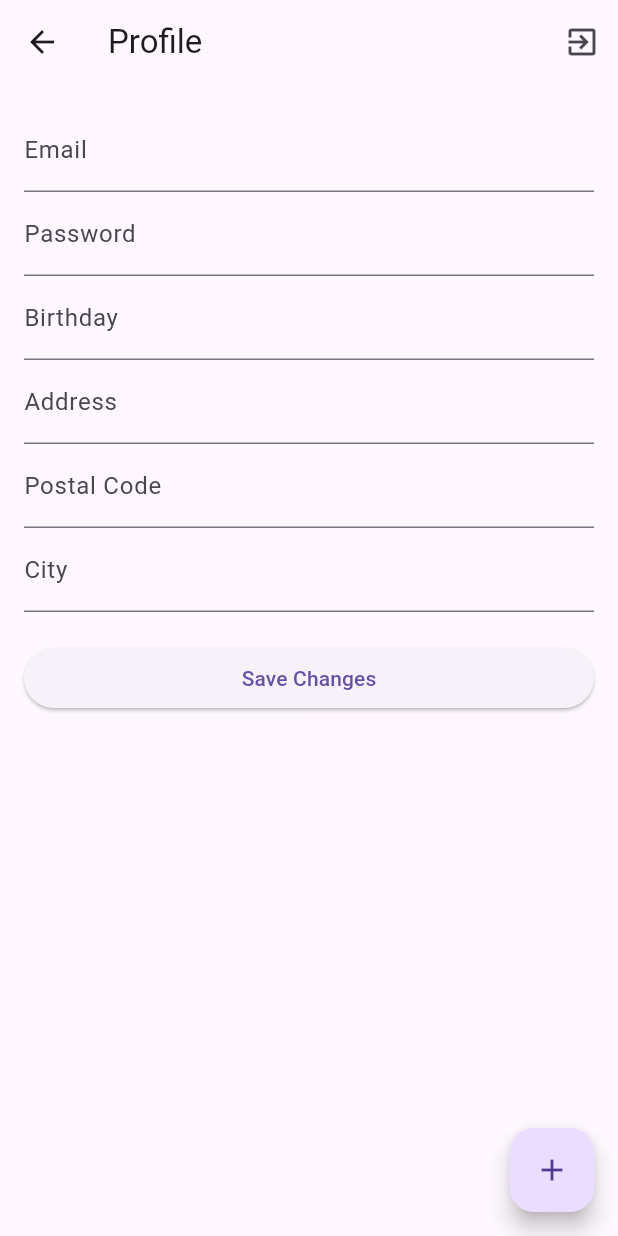
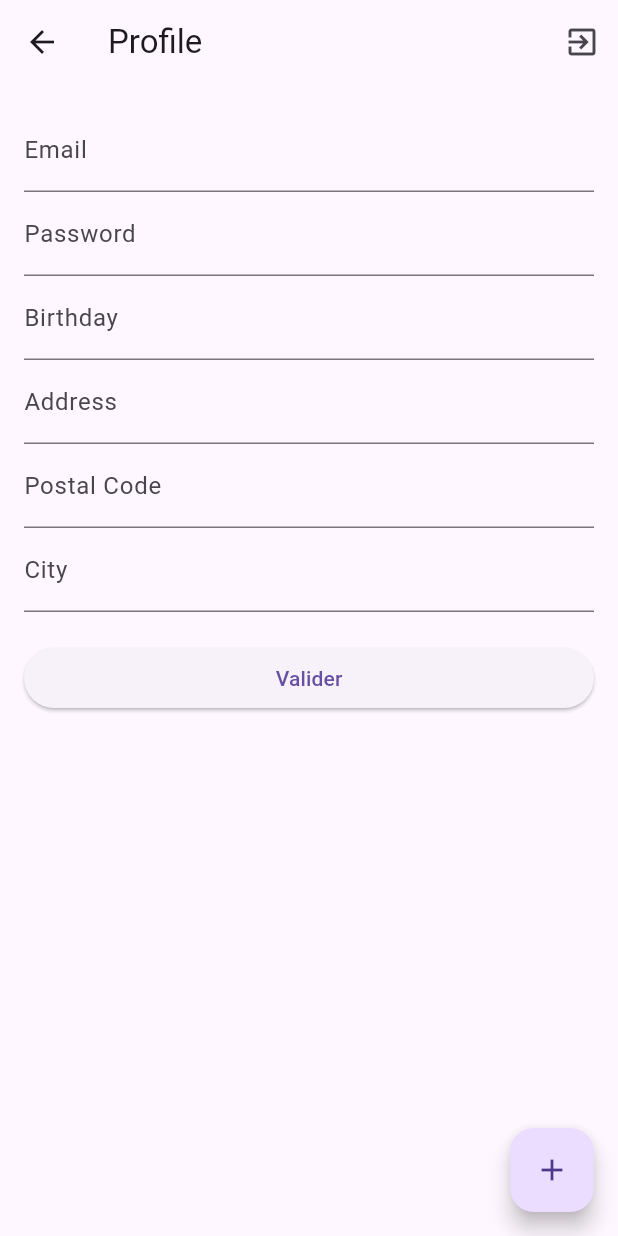
Before and after one commit to sofidark321/clothing_store, a Flutter app: the ProfileScreen screen opened directly, on a phone screen of 412 x 824 dp. Run offline on Flutter 3.47's test engine with Material 3 defaults, Android fonts, the phone set to English and light mode, and no system bars; our stand-ins replace cloud_firestore, firebase_core, image_picker; accounts and stored records are empty.

Commit message:
correction des labels

```diff
--- a/lib/screens/cart_screen.dart
+++ b/lib/screens/cart_screen.dart
@@ -86,12 +86,6 @@ class CartScreen extends StatelessWidget {
                       'Total: €${total.toStringAsFixed(2)}',
                       style: Theme.of(context).textTheme.titleLarge,
                     ),
-                    ElevatedButton(
-                      onPressed: () {
-                        // TODO: Implémenter le checkout
-                      },
-                      child: const Text('Commander'),
-                    ),
                   ],
                 ),
               ),
--- a/lib/screens/clothing_list_screen.dart
+++ b/lib/screens/clothing_list_screen.dart
@@ -11,7 +11,7 @@ class ClothingListScreen extends StatelessWidget {
   @override
   Widget build(BuildContext context) {
     return Scaffold(
-      appBar: AppBar(title: const Text('Vêtements')),
+      appBar: AppBar(title: const Text('Acheter')),
       body: StreamBuilder<QuerySnapshot>(
         stream: FirebaseFirestore.instance.collection('clothes').snapshots(),
         builder: (context, snapshot) {
--- a/lib/screens/profile_screen.dart
+++ b/lib/screens/profile_screen.dart
@@ -176,7 +176,7 @@ class _ProfileScreenState extends State<ProfileScreen> {
                   const SizedBox(height: 20),
                   ElevatedButton(
                     onPressed: _saveProfile, // Correction du bug : suppression des {}
-                    child: const Text('Save Changes'),
+                    child: const Text('Valider'),
                   ),
                 ],
               ),
```
